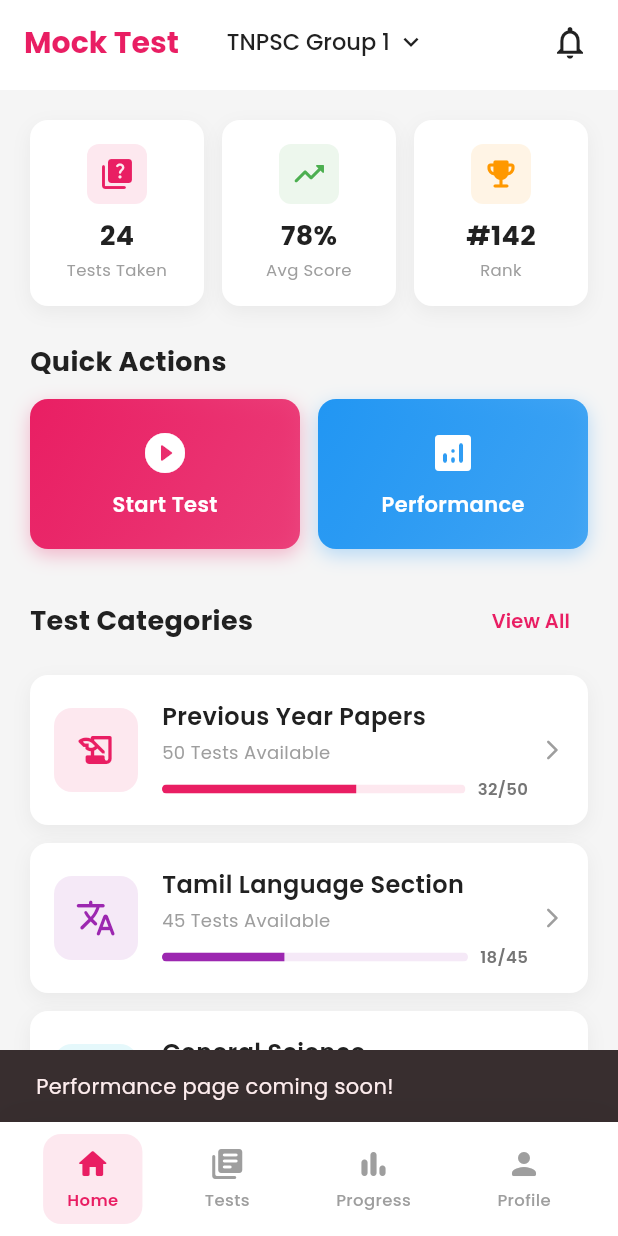
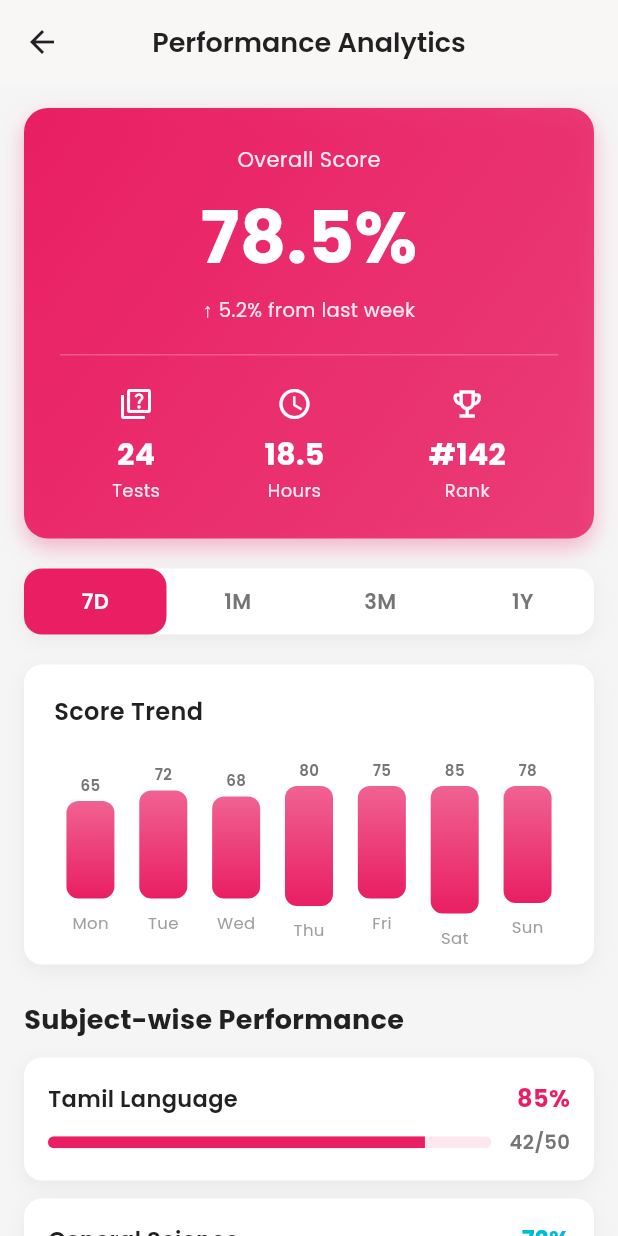
Before and after one commit to tamilarasan6320/Sudar, a Flutter app: the HomePage screen opened directly, after a tap on "Performance", on a phone screen of 412 x 824 dp. Run offline on Flutter 3.47's test engine with Material 3 defaults, Android fonts, the phone set to English and light mode, and no system bars; our stand-ins replace google_fonts, shared_preferences; accounts and stored records are empty.

Commit message:
feat: Add Performance Analytics page
- Created comprehensive performance page with detailed analytics
- Overall performance card with score, tests, hours, and rank
- Time period selector (7D, 1M, 3M, 1Y)
- Score trend chart with weekly performance bars
- Subject-wise performance with progress bars
- Strengths and weaknesses analysis
- Recent activity timeline with color-coded status
- Integrated performance page navigation from home page
- Removed 'coming soon' placeholder

```diff
--- a/lib/screens/home_page.dart
+++ b/lib/screens/home_page.dart
@@ -5,6 +5,7 @@
 import 'tests_page.dart';
 import 'progress_page.dart';
 import 'profile_page.dart';
+import 'performance_page.dart';
 
 class HomePage extends StatefulWidget {
   final String? selectedExam;
@@ -380,10 +381,10 @@
                 label: 'Performance',
                 color: AppColors.secondary,
                 onTap: () {
-                  // TODO: Navigate to Performance page
-                  ScaffoldMessenger.of(context).showSnackBar(
-                    SnackBar(
-                      content: Text('Performance page coming soon!', style: GoogleFonts.poppins()),
+                  Navigator.push(
+                    context,
+                    MaterialPageRoute(
+                      builder: (context) => const PerformancePage(),
                     ),
                   );
                 },
--- /dev/null
+++ b/lib/screens/performance_page.dart
@@ -0,0 +1,563 @@
+import 'package:flutter/material.dart';
+import 'package:google_fonts/google_fonts.dart';
+import '../utils/app_colors.dart';
+
+class PerformancePage extends StatelessWidget {
+  const PerformancePage({Key? key}) : super(key: key);
+
+  @override
+  Widget build(BuildContext context) {
+    return Scaffold(
+      backgroundColor: AppColors.background,
+      appBar: AppBar(
+        backgroundColor: Colors.white,
+        elevation: 1,
+        leading: IconButton(
+          icon: const Icon(Icons.arrow_back, color: AppColors.textPrimary),
+          onPressed: () => Navigator.pop(context),
+        ),
+        title: Text(
+          'Performance Analytics',
+          style: GoogleFonts.poppins(
+            fontSize: 18,
+            fontWeight: FontWeight.w600,
+            color: AppColors.textPrimary,
+          ),
+        ),
+      ),
+      body: SingleChildScrollView(
+        padding: const EdgeInsets.all(16),
+        child: Column(
+          crossAxisAlignment: CrossAxisAlignment.start,
+          children: [
+            // Overall Performance Card
+            _buildOverallPerformanceCard(),
+
+            const SizedBox(height: 20),
+
+            // Time Period Selector
+            _buildTimePeriodSelector(),
+
+            const SizedBox(height: 20),
+
+            // Performance Chart
+            _buildPerformanceChart(),
+
+            const SizedBox(height: 24),
+
+            // Subject-wise Performance
+            Text(
+              'Subject-wise Performance',
+              style: GoogleFonts.poppins(
+                fontSize: 18,
+                fontWeight: FontWeight.bold,
+                color: AppColors.textPrimary,
+              ),
+            ),
+
+            const SizedBox(height: 12),
+
+            _buildSubjectPerformance('Tamil Language', 0.85, 42, 50, AppColors.primary),
+            const SizedBox(height: 12),
+            _buildSubjectPerformance('General Science', 0.72, 36, 50, const Color(0xFF00BCD4)),
+            const SizedBox(height: 12),
+            _buildSubjectPerformance('Social Science', 0.68, 34, 50, const Color(0xFF4CAF50)),
+            const SizedBox(height: 12),
+            _buildSubjectPerformance('Aptitude', 0.78, 39, 50, AppColors.secondary),
+            const SizedBox(height: 12),
+            _buildSubjectPerformance('Current Affairs', 0.60, 30, 50, const Color(0xFFFF5722)),
+
+            const SizedBox(height: 24),
+
+            // Strengths & Weaknesses
+            Text(
+              'Analysis',
+              style: GoogleFonts.poppins(
+                fontSize: 18,
+                fontWeight: FontWeight.bold,
+                color: AppColors.textPrimary,
+              ),
+            ),
+
+            const SizedBox(height: 12),
+
+            Row(
+              children: [
+                Expanded(child: _buildStrengthsCard()),
+                const SizedBox(width: 12),
+                Expanded(child: _buildWeaknessesCard()),
+              ],
+            ),
+
+            const SizedBox(height: 24),
+
+            // Recent Activity Timeline
+            Text(
+              'Recent Activity',
+              style: GoogleFonts.poppins(
+                fontSize: 18,
+                fontWeight: FontWeight.bold,
+                color: AppColors.textPrimary,
+              ),
+            ),
+
+            const SizedBox(height: 12),
+
+            _buildActivityTimeline(),
+          ],
+        ),
+      ),
+    );
+  }
+
+  Widget _buildOverallPerformanceCard() {
+    return Container(
+      padding: const EdgeInsets.all(24),
+      decoration: BoxDecoration(
+        gradient: LinearGradient(
+          colors: [AppColors.primary, AppColors.primary.withOpacity(0.8)],
+          begin: Alignment.topLeft,
+          end: Alignment.bottomRight,
+        ),
+        borderRadius: BorderRadius.circular(16),
+        boxShadow: [
+          BoxShadow(
+            color: AppColors.primary.withOpacity(0.3),
+            blurRadius: 12,
+            offset: const Offset(0, 6),
+          ),
+        ],
+      ),
+      child: Column(
+        children: [
+          Text(
+            'Overall Score',
+            style: GoogleFonts.poppins(
+              fontSize: 14,
+              color: Colors.white.withOpacity(0.9),
+            ),
+          ),
+          const SizedBox(height: 8),
+          Text(
+            '78.5%',
+            style: GoogleFonts.poppins(
+              fontSize: 48,
+              fontWeight: FontWeight.bold,
+              color: Colors.white,
+            ),
+          ),
+          const SizedBox(height: 4),
+          Text(
+            '↑ 5.2% from last week',
+            style: GoogleFonts.poppins(
+              fontSize: 13,
+              color: Colors.white.withOpacity(0.9),
+            ),
+          ),
+          const SizedBox(height: 20),
+          const Divider(color: Colors.white24, height: 1),
+          const SizedBox(height: 20),
+          Row(
+            mainAxisAlignment: MainAxisAlignment.spaceAround,
+            children: [
+              _buildStatItem('Tests', '24', Icons.quiz_outlined),
+              _buildStatItem('Hours', '18.5', Icons.access_time),
+              _buildStatItem('Rank', '#142', Icons.emoji_events_outlined),
+            ],
+          ),
+        ],
+      ),
+    );
+  }
+
+  Widget _buildStatItem(String label, String value, IconData icon) {
+    return Column(
+      children: [
+        Icon(icon, color: Colors.white, size: 24),
+        const SizedBox(height: 8),
+        Text(
+          value,
+          style: GoogleFonts.poppins(
+            fontSize: 20,
+            fontWeight: FontWeight.bold,
+            color: Colors.white,
+          ),
+        ),
+        Text(
+          label,
+          style: GoogleFonts.poppins(
+            fontSize: 12,
+            color: Colors.white.withOpacity(0.9),
+          ),
+        ),
+      ],
+    );
+  }
+
+  Widget _buildTimePeriodSelector() {
+    return Container(
+      decoration: BoxDecoration(
+        color: Colors.white,
+        borderRadius: BorderRadius.circular(12),
+        boxShadow: [
+          BoxShadow(
+            color: Colors.black.withOpacity(0.05),
+            blurRadius: 10,
+            offset: const Offset(0, 4),
+          ),
+        ],
+      ),
+      child: Row(
+        children: [
+          _buildPeriodButton('7D', true),
+          _buildPeriodButton('1M', false),
+          _buildPeriodButton('3M', false),
+          _buildPeriodButton('1Y', false),
+        ],
+      ),
+    );
+  }
+
+  Widget _buildPeriodButton(String label, bool isSelected) {
+    return Expanded(
+      child: Container(
+        padding: const EdgeInsets.symmetric(vertical: 12),
+        decoration: BoxDecoration(
+          color: isSelected ? AppColors.primary : Colors.transparent,
+          borderRadius: BorderRadius.circular(12),
+        ),
+        child: Center(
+          child: Text(
+            label,
+            style: GoogleFonts.poppins(
+              fontSize: 14,
+              fontWeight: FontWeight.w600,
+              color: isSelected ? Colors.white : AppColors.textSecondary,
+            ),
+          ),
+        ),
+      ),
+    );
+  }
+
+  Widget _buildPerformanceChart() {
+    return Container(
+      height: 200,
+      padding: const EdgeInsets.all(20),
+      decoration: BoxDecoration(
+        color: Colors.white,
+        borderRadius: BorderRadius.circular(12),
+        boxShadow: [
+          BoxShadow(
+            color: Colors.black.withOpacity(0.05),
+            blurRadius: 10,
+            offset: const Offset(0, 4),
+          ),
+        ],
+      ),
+      child: Column(
+        crossAxisAlignment: CrossAxisAlignment.start,
+        children: [
+          Text(
+            'Score Trend',
+            style: GoogleFonts.poppins(
+              fontSize: 16,
+              fontWeight: FontWeight.w600,
+              color: AppColors.textPrimary,
+            ),
+          ),
+          const SizedBox(height: 20),
+          Expanded(
+            child: Row(
+              mainAxisAlignment: MainAxisAlignment.spaceAround,
+              crossAxisAlignment: CrossAxisAlignment.end,
+              children: [
+                _buildChartBar('Mon', 0.65),
+                _buildChartBar('Tue', 0.72),
+                _buildChartBar('Wed', 0.68),
+                _buildChartBar('Thu', 0.80),
+                _buildChartBar('Fri', 0.75),
+                _buildChartBar('Sat', 0.85),
+                _buildChartBar('Sun', 0.78),
+              ],
+            ),
+          ),
+        ],
+      ),
+    );
+  }
+
+  Widget _buildChartBar(String day, double value) {
+    return Column(
+      mainAxisAlignment: MainAxisAlignment.end,
+      children: [
+        Text(
+          '${(value * 100).toInt()}',
+          style: GoogleFonts.poppins(
+            fontSize: 10,
+            fontWeight: FontWeight.w600,
+            color: AppColors.textSecondary,
+          ),
+        ),
+        const SizedBox(height: 4),
+        Container(
+          width: 32,
+          height: 100 * value,
+          decoration: BoxDecoration(
+            gradient: LinearGradient(
+              colors: [AppColors.primary, AppColors.primaryLight],
+              begin: Alignment.bottomCenter,
+              end: Alignment.topCenter,
+            ),
+            borderRadius: BorderRadius.circular(8),
+          ),
+        ),
+        const SizedBox(height: 8),
+        Text(
+          day,
+          style: GoogleFonts.poppins(
+            fontSize: 11,
+            color: AppColors.textLight,
+          ),
+        ),
+      ],
+    );
+  }
+
+  Widget _buildSubjectPerformance(String subject, double progress, int correct, int total, Color color) {
+    return Container(
+      padding: const EdgeInsets.all(16),
+      decoration: BoxDecoration(
+        color: Colors.white,
+        borderRadius: BorderRadius.circular(12),
+        boxShadow: [
+          BoxShadow(
+            color: Colors.black.withOpacity(0.05),
+            blurRadius: 10,
+            offset: const Offset(0, 4),
+          ),
+        ],
+      ),
+      child: Column(
+        crossAxisAlignment: CrossAxisAlignment.start,
+        children: [
+          Row(
+            mainAxisAlignment: MainAxisAlignment.spaceBetween,
+            children: [
+              Text(
+                subject,
+                style: GoogleFonts.poppins(
+                  fontSize: 15,
+                  fontWeight: FontWeight.w600,
+                  color: AppColors.textPrimary,
+                ),
+              ),
+              Text(
+                '${(progress * 100).toInt()}%',
+                style: GoogleFonts.poppins(
+                  fontSize: 16,
+                  fontWeight: FontWeight.bold,
+                  color: color,
+                ),
+              ),
+            ],
+          ),
+          const SizedBox(height: 8),
+          Row(
+            children: [
+              Expanded(
+                child: ClipRRect(
+                  borderRadius: BorderRadius.circular(8),
+                  child: LinearProgressIndicator(
+                    value: progress,
+                    backgroundColor: color.withOpacity(0.1),
+                    valueColor: AlwaysStoppedAnimation<Color>(color),
+                    minHeight: 8,
+                  ),
+                ),
+              ),
+              const SizedBox(width: 12),
+              Text(
+                '$correct/$total',
+                style: GoogleFonts.poppins(
+                  fontSize: 13,
+                  fontWeight: FontWeight.w600,
+                  color: AppColors.textSecondary,
+                ),
+              ),
+            ],
+          ),
+        ],
+      ),
+    );
+  }
+
+  Widget _buildStrengthsCard() {
+    return Container(
+      padding: const EdgeInsets.all(16),
+      decoration: BoxDecoration(
+        color: Colors.white,
+        borderRadius: BorderRadius.circular(12),
+        border: Border.all(color: AppColors.success.withOpacity(0.3)),
+        boxShadow: [
+          BoxShadow(
+            color: AppColors.success.withOpacity(0.1),
+            blurRadius: 10,
+            offset: const Offset(0, 4),
+          ),
+        ],
+      ),
+      child: Column(
+        children: [
+          Icon(Icons.trending_up_rounded, color: AppColors.success, size: 32),
+          const SizedBox(height: 8),
+          Text(
+            'Strengths',
+            style: GoogleFonts.poppins(
+              fontSize: 14,
+              fontWeight: FontWeight.w600,
+              color: AppColors.textPrimary,
+            ),
+          ),
+          const SizedBox(height: 12),
+          _buildTag('Tamil', AppColors.success),
+          const SizedBox(height: 6),
+          _buildTag('Aptitude', AppColors.success),
+          const SizedBox(height: 6),
+          _buildTag('History', AppColors.success),
+        ],
+      ),
+    );
+  }
+
+  Widget _buildWeaknessesCard() {
+    return Container(
+      padding: const EdgeInsets.all(16),
+      decoration: BoxDecoration(
+        color: Colors.white,
+        borderRadius: BorderRadius.circular(12),
+        border: Border.all(color: AppColors.warning.withOpacity(0.3)),
+        boxShadow: [
+          BoxShadow(
+            color: AppColors.warning.withOpacity(0.1),
+            blurRadius: 10,
+            offset: const Offset(0, 4),
+          ),
+        ],
+      ),
+      child: Column(
+        children: [
+          Icon(Icons.trending_down_rounded, color: AppColors.warning, size: 32),
+          const SizedBox(height: 8),
+          Text(
+            'Improve',
+            style: GoogleFonts.poppins(
+              fontSize: 14,
+              fontWeight: FontWeight.w600,
+              color: AppColors.textPrimary,
+            ),
+          ),
+          const SizedBox(height: 12),
+          _buildTag('Current Affairs', AppColors.warning),
+          const SizedBox(height: 6),
+          _buildTag('Geography', AppColors.warning),
+          const SizedBox(height: 6),
+          _buildTag('Economics', AppColors.warning),
+        ],
+      ),
+    );
+  }
+
+  Widget _buildTag(String text, Color color) {
+    return Container(
+      padding: const EdgeInsets.symmetric(horizontal: 12, vertical: 6),
+      decoration: BoxDecoration(
+        color: color.withOpacity(0.1),
+        borderRadius: BorderRadius.circular(20),
+      ),
+      child: Text(
+        text,
+        style: GoogleFonts.poppins(
+          fontSize: 12,
+          fontWeight: FontWeight.w500,
+          color: color,
+        ),
+      ),
+    );
+  }
+
+  Widget _buildActivityTimeline() {
+    return Container(
+      padding: const EdgeInsets.all(16),
+      decoration: BoxDecoration(
+        color: Colors.white,
+        borderRadius: BorderRadius.circular(12),
+        boxShadow: [
+          BoxShadow(
+            color: Colors.black.withOpacity(0.05),
+            blurRadius: 10,
+            offset: const Offset(0, 4),
+          ),
+        ],
+      ),
+      child: Column(
+        children: [
+          _buildTimelineItem('Completed Tamil Test 12', '85% Score', '2 hours ago', AppColors.success),
+          const SizedBox(height: 16),
+          _buildTimelineItem('Completed Science Test 8', '72% Score', '5 hours ago', AppColors.success),
+          const SizedBox(height: 16),
+          _buildTimelineItem('Completed Aptitude Test 5', '68% Score', 'Yesterday', AppColors.warning),
+          const SizedBox(height: 16),
+          _buildTimelineItem('Started Current Affairs', 'In Progress', '2 days ago', AppColors.primary),
+        ],
+      ),
+    );
+  }
+
+  Widget _buildTimelineItem(String title, String subtitle, String time, Color color) {
+    return Row(
+      children: [
+        Container(
+          width: 12,
+          height: 12,
+          decoration: BoxDecoration(
+            color: color,
+            shape: BoxShape.circle,
+          ),
+        ),
+        const SizedBox(width: 12),
+        Expanded(
+          child: Column(
+            crossAxisAlignment: CrossAxisAlignment.start,
+            children: [
+              Text(
+                title,
+                style: GoogleFonts.poppins(
+                  fontSize: 14,
+                  fontWeight: FontWeight.w600,
+                  color: AppColors.textPrimary,
+                ),
+              ),
+              const SizedBox(height: 2),
+              Text(
+                subtitle,
+                style: GoogleFonts.poppins(
+                  fontSize: 12,
+                  color: color,
+                  fontWeight: FontWeight.w500,
+                ),
+              ),
+            ],
+          ),
+        ),
+        Text(
+          time,
+          style: GoogleFonts.poppins(
+            fontSize: 11,
+            color: AppColors.textLight,
+          ),
+        ),
+      ],
+    );
+  }
+}
```
